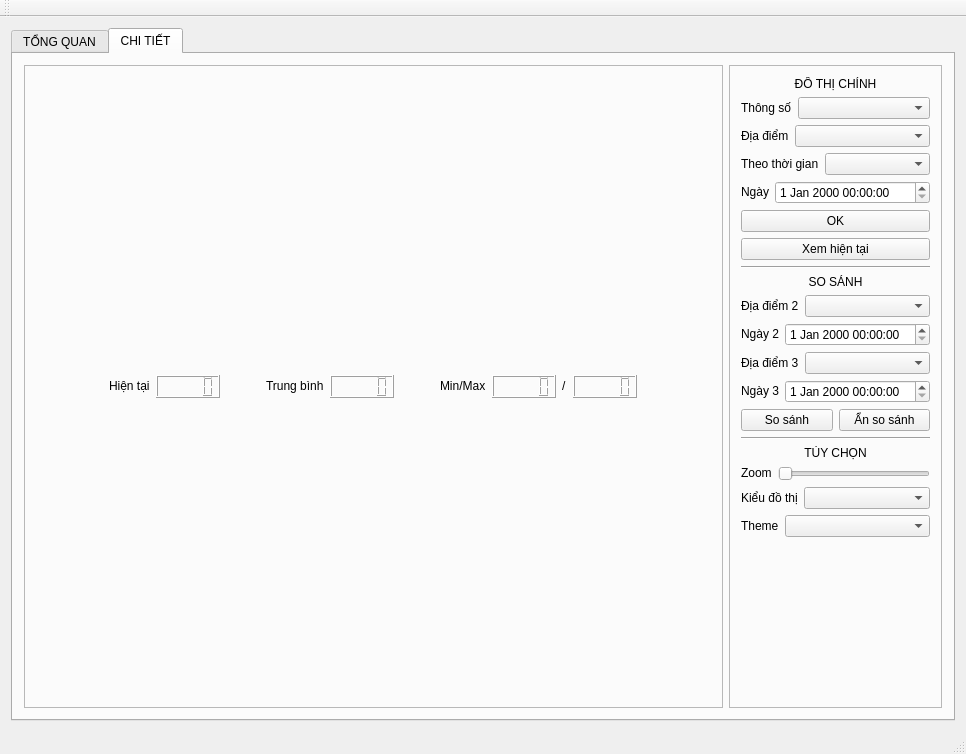
Old version of the form mainwindow.ui in the repository beanredarmy/gateway_graphic.
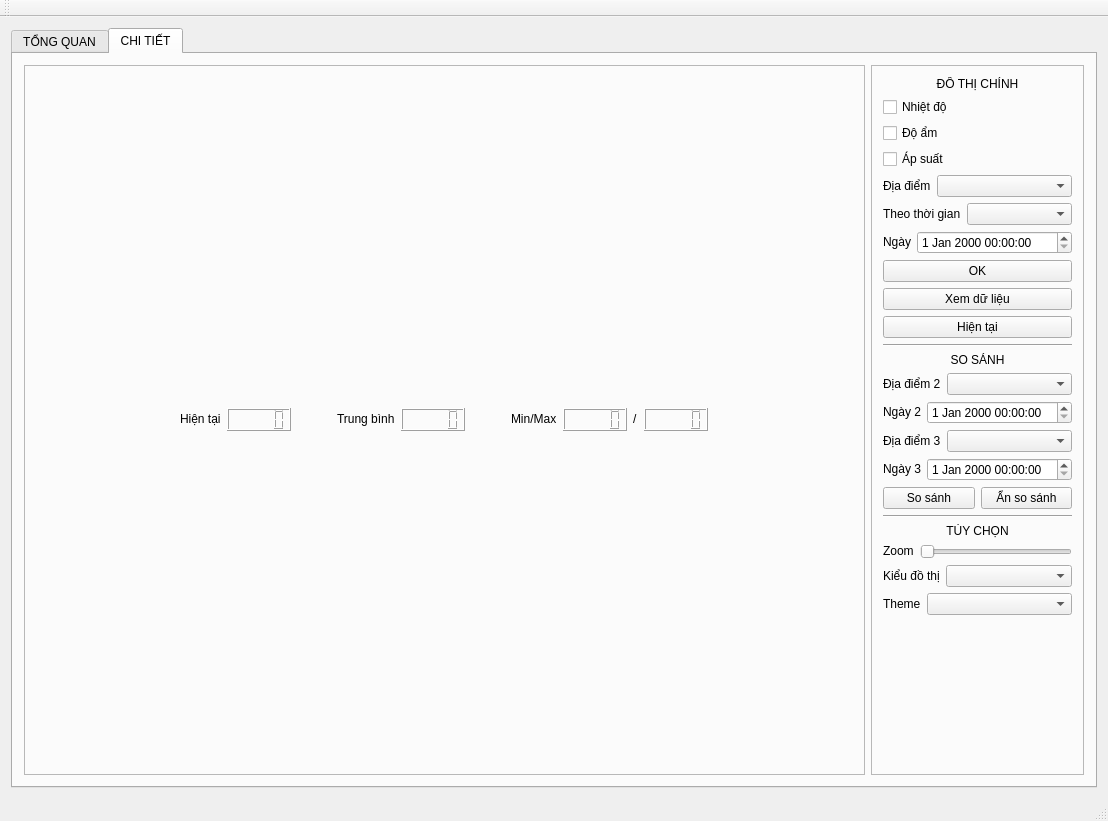
New version of the form. The open tabs and pages were chosen to show the change.

Commit message: complete detailwidget class

```diff
--- a/mainwindow.ui
+++ b/mainwindow.ui
@@ -6,8 +6,8 @@
    <rect>
     <x>0</x>
     <y>0</y>
-    <width>966</width>
-    <height>754</height>
+    <width>1108</width>
+    <height>821</height>
    </rect>
   </property>
   <property name="windowTitle">
@@ -44,6 +44,9 @@
       <property name="documentMode">
        <bool>false</bool>
       </property>
+      <property name="tabBarAutoHide">
+       <bool>false</bool>
+      </property>
       <widget class="QWidget" name="tab_overview">
        <property name="enabled">
         <bool>true</bool>
@@ -483,40 +486,51 @@
            <enum>QFrame::Raised</enum>
           </property>
           <layout class="QGridLayout" name="gridLayout_6">
+           <item row="2" column="0">
+            <spacer name="verticalSpacer">
+             <property name="orientation">
+              <enum>Qt::Vertical</enum>
+             </property>
+             <property name="sizeHint" stdset="0">
+              <size>
+               <width>20</width>
+               <height>40</height>
+              </size>
+             </property>
+            </spacer>
+           </item>
            <item row="0" column="0">
             <layout class="QVBoxLayout" name="verticalLayout_3">
              <item>
-              <widget class="QLabel" name="label_16">
-               <property name="text">
-                <string>ĐỒ THỊ CHÍNH</string>
-               </property>
-               <property name="alignment">
-                <set>Qt::AlignCenter</set>
-               </property>
-              </widget>
-             </item>
-             <item>
-              <layout class="QHBoxLayout" name="horizontalLayout_2">
+              <layout class="QVBoxLayout" name="verticalLayout_4">
                <item>
-                <widget class="QLabel" name="label_2">
-                 <property name="sizePolicy">
-                  <sizepolicy hsizetype="Maximum" vsizetype="Fixed">
-                   <horstretch>0</horstretch>
-                   <verstretch>0</verstretch>
-                  </sizepolicy>
+                <widget class="QLabel" name="label_16">
+                 <property name="text">
+                  <string>ĐỒ THỊ CHÍNH</string>
                  </property>
+                 <property name="alignment">
+                  <set>Qt::AlignCenter</set>
+                 </property>
+                </widget>
+               </item>
+               <item>
+                <widget class="QCheckBox" name="checkBox_temp">
                  <property name="text">
-                  <string>Thông số</string>
+                  <string>Nhiệt độ</string>
                  </property>
                 </widget>
                </item>
                <item>
-                <widget class="QComboBox" name="cmbBox_index">
-                 <property name="sizePolicy">
-                  <sizepolicy hsizetype="Minimum" vsizetype="Fixed">
-                   <horstretch>0</horstretch>
-                   <verstretch>0</verstretch>
-                  </sizepolicy>
+                <widget class="QCheckBox" name="checkBox_humi">
+                 <property name="text">
+                  <string>Độ ẩm</string>
+                 </property>
+                </widget>
+               </item>
+               <item>
+                <widget class="QCheckBox" name="checkBox_pres">
+                 <property name="text">
+                  <string>Áp suất</string>
                  </property>
                 </widget>
                </item>
@@ -624,10 +638,17 @@
                </property>
               </widget>
              </item>
+             <item>
+              <widget class="QPushButton" name="pushButton_showData">
+               <property name="text">
+                <string>Xem dữ liệu</string>
+               </property>
+              </widget>
+             </item>
              <item>
               <widget class="QPushButton" name="pushButton_viewNow">
                <property name="text">
-                <string>Xem hiện tại</string>
+                <string>Hiện tại</string>
                </property>
               </widget>
              </item>
@@ -884,19 +905,6 @@
              </item>
             </layout>
            </item>
-           <item row="1" column="0">
-            <spacer name="verticalSpacer">
-             <property name="orientation">
-              <enum>Qt::Vertical</enum>
-             </property>
-             <property name="sizeHint" stdset="0">
-              <size>
-               <width>20</width>
-               <height>40</height>
-              </size>
-             </property>
-            </spacer>
-           </item>
           </layout>
          </widget>
         </item>
```
Left out of the diff: 4 changed lines with no effect on the pictures. The commit also changes 4 other files.
